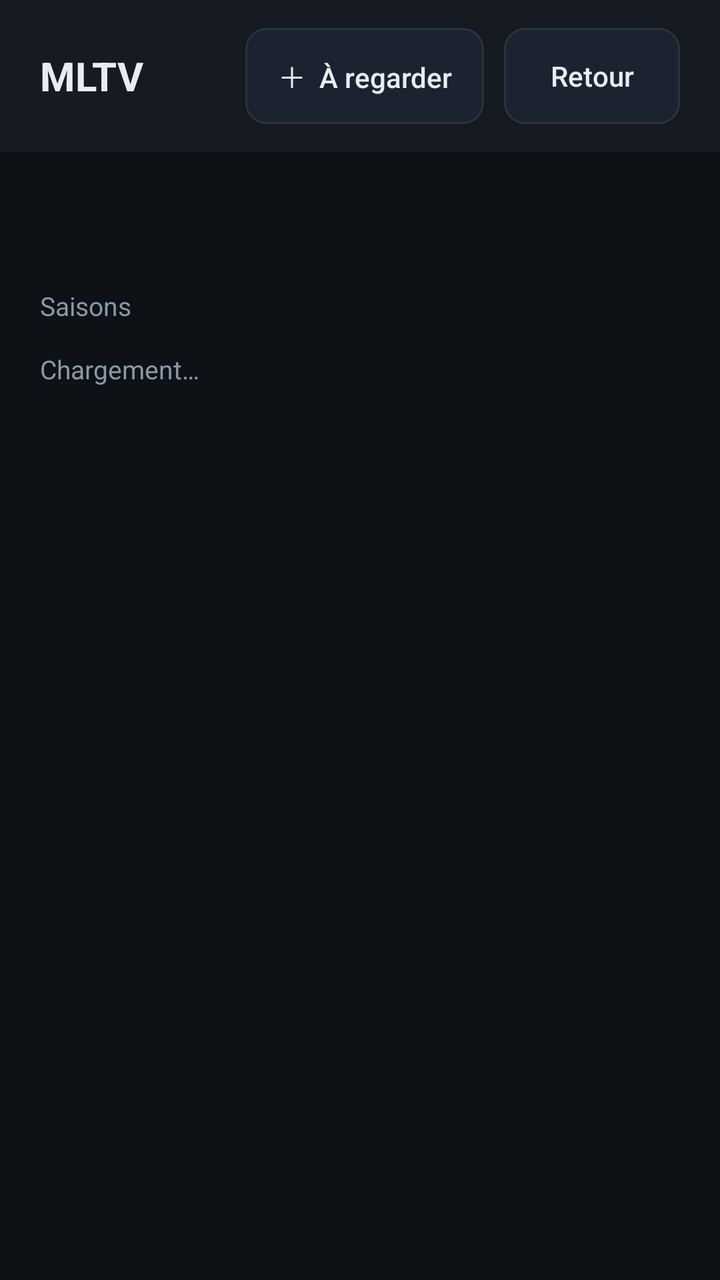
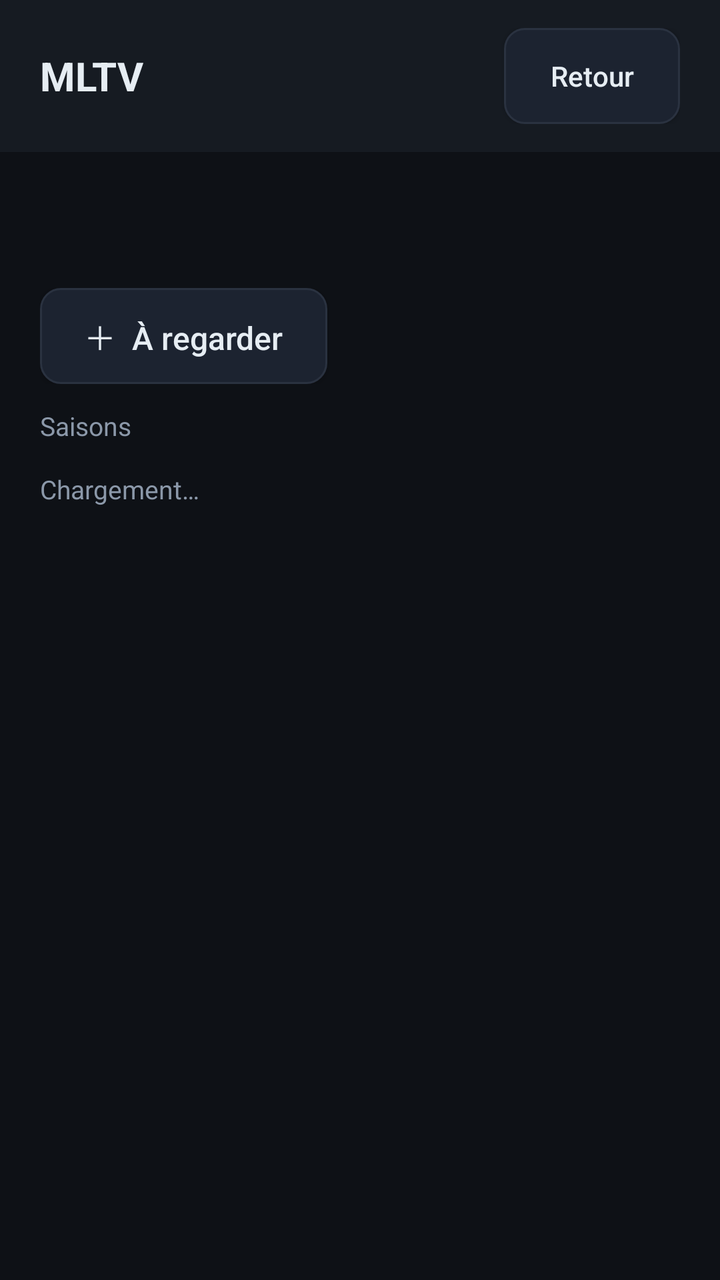

Before-and-after screenshots of an Android layout around one commit, followed by the original layout XML and the change that was made.
<!-- AndroidManifest.xml: application theme Theme.MLTV -->
<!-- res/layout/activity_series_detail.xml -->
<?xml version="1.0" encoding="utf-8"?>
<LinearLayout xmlns:android="http://schemas.android.com/apk/res/android"
    android:layout_width="match_parent"
    android:layout_height="match_parent"
    android:orientation="vertical"
    android:background="@color/bg">

    <LinearLayout
        android:layout_width="match_parent"
        android:layout_height="wrap_content"
        android:orientation="horizontal"
        android:gravity="center_vertical"
        android:paddingHorizontal="20dp"
        android:paddingVertical="14dp"
        android:background="@color/panel">

        <TextView
            android:id="@+id/tv_header"
            android:layout_width="0dp"
            android:layout_height="wrap_content"
            android:layout_weight="1"
            android:text="@string/app_name"
            android:textColor="@color/txt"
            android:textSize="20sp"
            android:textStyle="bold"
            android:maxLines="1"
            android:ellipsize="end" />

        <Button
            android:id="@+id/btn_watch"
            android:layout_width="wrap_content"
            android:layout_height="wrap_content"
            android:layout_marginEnd="10dp"
            android:background="@drawable/btn_secondary"
            android:text="＋  À regarder"
            android:textColor="@color/txt"
            android:textAllCaps="false"
            android:textSize="14sp"
            android:paddingHorizontal="16dp" />

        <Button
            android:id="@+id/btn_trailer"
            android:layout_width="wrap_content"
            android:layout_height="wrap_content"
            android:layout_marginEnd="10dp"
            android:background="@drawable/btn_secondary"
            android:text="🎬  Bande-annonce"
            android:textColor="@color/txt"
            android:textAllCaps="false"
            android:textSize="14sp"
            android:paddingHorizontal="16dp"
            android:visibility="gone" />

        <Button
            android:id="@+id/btn_back"
            android:layout_width="wrap_content"
            android:layout_height="wrap_content"
            android:background="@drawable/btn_secondary"
            android:text="Retour"
            android:textColor="@color/txt"
            android:textAllCaps="false"
            android:textSize="14sp"
            android:paddingHorizontal="16dp" />
    </LinearLayout>

    <TextView
        android:id="@+id/tv_meta"
        android:layout_width="match_parent"
        android:layout_height="wrap_content"
        android:paddingHorizontal="20dp"
        android:paddingTop="12dp"
        android:textColor="@color/muted"
        android:textSize="14sp"
        android:maxLines="1"
        android:ellipsize="end" />

    <TextView
        android:id="@+id/tv_plot"
        android:layout_width="match_parent"
        android:layout_height="wrap_content"
        android:paddingHorizontal="20dp"
        android:paddingTop="6dp"
        android:textColor="#FFC7D0DA"
        android:textSize="14sp"
        android:lineSpacingMultiplier="1.25"
        android:maxLines="3"
        android:ellipsize="end" />

    <TextView
        android:layout_width="wrap_content"
        android:layout_height="wrap_content"
        android:paddingHorizontal="20dp"
        android:paddingTop="12dp"
        android:paddingBottom="6dp"
        android:text="Saisons"
        android:textColor="@color/muted"
        android:textSize="13sp" />

    <androidx.recyclerview.widget.RecyclerView
        android:id="@+id/rv_seasons"
        android:layout_width="match_parent"
        android:layout_height="wrap_content"
        android:paddingHorizontal="20dp"
        android:clipToPadding="false"
        android:scrollbars="none" />

    <TextView
        android:id="@+id/tv_status"
        android:layout_width="wrap_content"
        android:layout_height="wrap_content"
        android:paddingHorizontal="20dp"
        android:paddingVertical="8dp"
        android:text="Chargement…"
        android:textColor="@color/muted"
        android:textSize="13sp" />

    <androidx.recyclerview.widget.RecyclerView
        android:id="@+id/rv_episodes"
        android:layout_width="match_parent"
        android:layout_height="0dp"
        android:layout_weight="1"
        android:paddingHorizontal="16dp"
        android:clipToPadding="false"
        android:scrollbars="vertical" />
</LinearLayout>
<!-- resources referenced by this layout -->
<resources>
  <color name="bg">#FF0E1116</color>
  <color name="muted">#FF8B98A9</color>
  <color name="panel">#FF161B22</color>
  <color name="txt">#FFE6EDF3</color>
  <!-- drawable btn_secondary (drawable) -->
  <?xml version="1.0" encoding="utf-8"?>
  <selector xmlns:android="http://schemas.android.com/apk/res/android">
      <item android:state_focused="true">
          <shape android:shape="rectangle">
              <solid android:color="@color/panel2" />
              <stroke android:width="2dp" android:color="?attr/accentColor" />
              <corners android:radius="10dp" />
          </shape>
      </item>
      <item>
          <shape android:shape="rectangle">
              <solid android:color="@color/panel2" />
              <stroke android:width="1dp" android:color="@color/line" />
              <corners android:radius="10dp" />
          </shape>
      </item>
  </selector>
  <string name="app_name">MLTV</string>
  <style name="Theme.MLTV" parent="Theme.AppCompat.NoActionBar">
          <item name="android:windowBackground">@color/bg</item>
          <item name="android:statusBarColor">@color/bg</item>
          <item name="android:colorBackground">@color/bg</item>
          <item name="accentColor">#FFFF7A18</item>
          <item name="accentText">#FF1A1200</item>
      </style>
  <color name="panel2">#FF1C2330</color>
  <color name="line">#FF2A3240</color>
</resources>

<!-- the commit's change to res/layout/activity_series_detail.xml (unified diff, before → after) -->
@@ -25,31 +25,6 @@
             android:textStyle="bold"
             android:maxLines="1"
             android:ellipsize="end" />
-
-        <Button
-            android:id="@+id/btn_watch"
-            android:layout_width="wrap_content"
-            android:layout_height="wrap_content"
-            android:layout_marginEnd="10dp"
-            android:background="@drawable/btn_secondary"
-            android:text="＋  À regarder"
-            android:textColor="@color/txt"
-            android:textAllCaps="false"
-            android:textSize="14sp"
-            android:paddingHorizontal="16dp" />
-
-        <Button
-            android:id="@+id/btn_trailer"
-            android:layout_width="wrap_content"
-            android:layout_height="wrap_content"
-            android:layout_marginEnd="10dp"
-            android:background="@drawable/btn_secondary"
-            android:text="🎬  Bande-annonce"
-            android:textColor="@color/txt"
-            android:textAllCaps="false"
-            android:textSize="14sp"
-            android:paddingHorizontal="16dp"
-            android:visibility="gone" />
 
         <Button
             android:id="@+id/btn_back"
@@ -85,6 +60,41 @@
         android:lineSpacingMultiplier="1.25"
         android:maxLines="3"
         android:ellipsize="end" />
+
+    
+    <LinearLayout
+        android:layout_width="match_parent"
+        android:layout_height="wrap_content"
+        android:orientation="horizontal"
+        android:paddingHorizontal="20dp"
+        android:paddingTop="12dp">
+
+        <Button
+            android:id="@+id/btn_watch"
+            android:layout_width="wrap_content"
+            android:layout_height="wrap_content"
+            android:layout_marginEnd="12dp"
+            android:background="@drawable/btn_secondary"
+            android:text="＋  À regarder"
+            android:textColor="@color/txt"
+            android:textAllCaps="false"
+            android:textSize="16sp"
+            android:paddingHorizontal="22dp"
+            android:paddingVertical="10dp" />
+
+        <Button
+            android:id="@+id/btn_trailer"
+            android:layout_width="wrap_content"
+            android:layout_height="wrap_content"
+            android:background="@drawable/btn_secondary"
+            android:text="🎬  Bande-annonce"
+            android:textColor="@color/txt"
+            android:textAllCaps="false"
+            android:textSize="16sp"
+            android:paddingHorizontal="22dp"
+            android:paddingVertical="10dp"
+            android:visibility="gone" />
+    </LinearLayout>
 
     <TextView
         android:layout_width="wrap_content"
